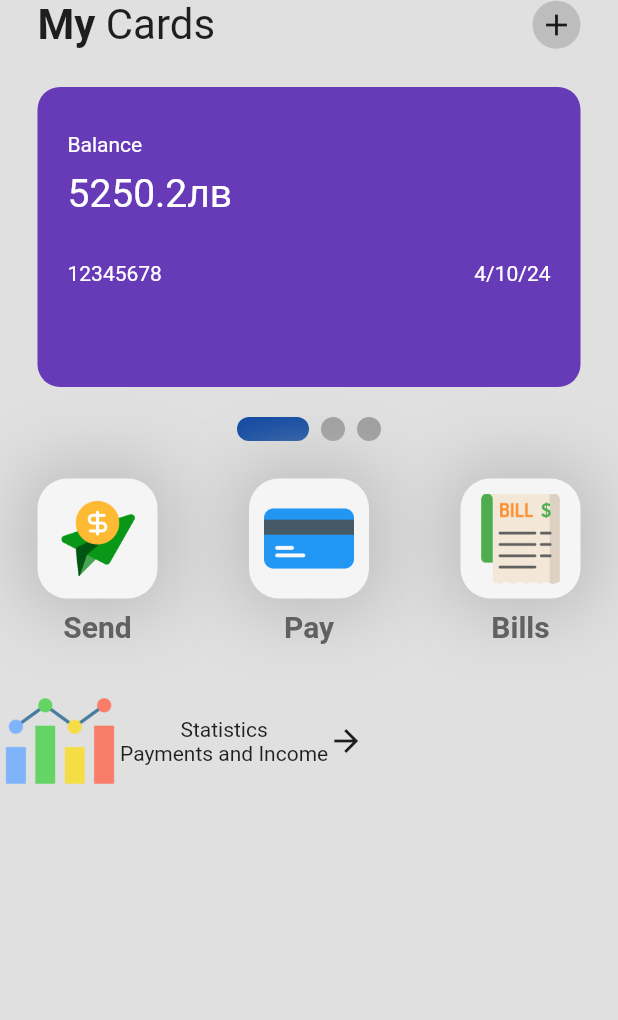
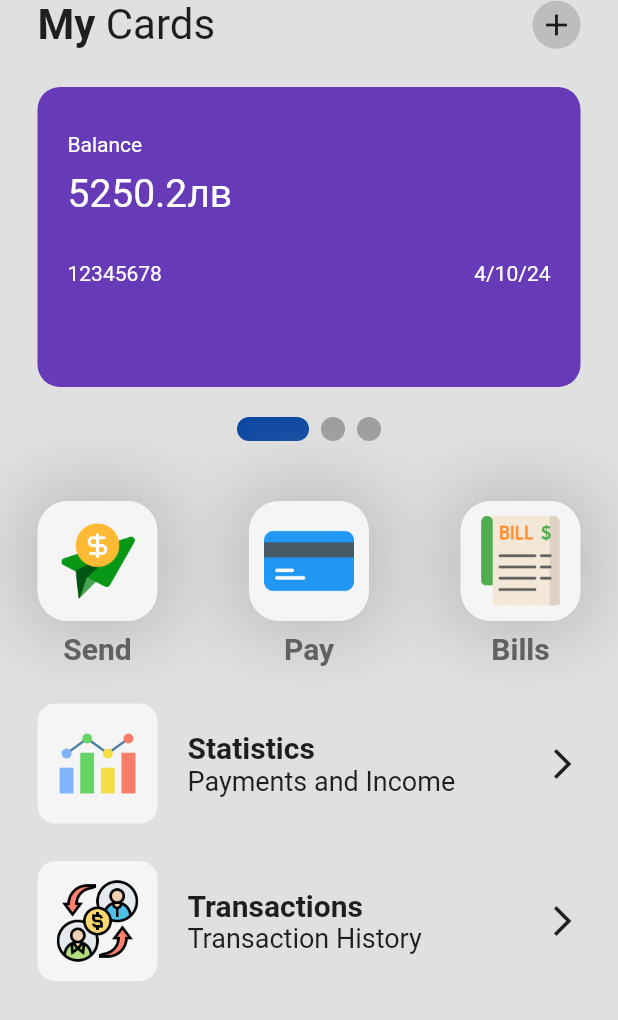
Before and after one commit to TIVMOF/online_bank, a Flutter app: the screen it shows after launch, on a phone screen of 412 x 824 dp. Shown: the top 1020 px of the screen. Run offline on Flutter 3.47's test engine with Material 2 defaults, Android fonts, the phone set to English and light mode, and no system bars; drawn by our look-alikes of smooth_page_indicator.

Commit message:
List_tile_file

```diff
--- a/lib/pages/home_page.dart
+++ b/lib/pages/home_page.dart
@@ -3,6 +3,7 @@
 import 'package:flutter/material.dart';
 import 'package:online_bank/utill/my_button.dart';
 import 'package:online_bank/utill/my_card.dart';
+import 'package:online_bank/utill/my_list_tile.dart';
 import 'package:smooth_page_indicator/smooth_page_indicator.dart';
 
 class HomePage extends StatefulWidget {
@@ -104,7 +105,7 @@ class _HomePageState extends State<HomePage> {
             ),
             ),
 
-            SizedBox(height: 25),
+            SizedBox(height: 40),
 
           // 3 buttons ->send + pay + bills
           Padding(
@@ -123,28 +124,25 @@ class _HomePageState extends State<HomePage> {
             ],),
           ),
 
-          SizedBox(height: 25,),
+          // column -> stats + transaction
+          Padding(
+            padding: const EdgeInsets.all(25.0),
+            child: Column(children: [
+              //Stats
+              MyListTile(
+                iconImagePath: 'lib/icons/statistics.png',
+                tileTitle: 'Statistics',
+                tileSubtitle: 'Payments and Income'
+              ),
 
-          // column -> stats + transaction
-          Column(children: [
-            //Stats
-            Row(children: [
-              //Icon
-              Container(
-                height: 80,
-                child: Image.asset('lib/icons/statistics.png'),
-                ),
-
-                Column(children: [
-                  Text('Statistics'),
-                  Text('Payments and Income'),
-                ],),
-
-                Icon(Icons.arrow_forward),
-            ],)
-
-            //Transactions
-          ],)
+              //Transactions
+              MyListTile(
+                iconImagePath: 'lib/icons/lending.png',
+                tileTitle: 'Transactions',
+                tileSubtitle: 'Transaction History'
+              )
+            ],),
+          )
         ],),
       ),
     );
--- /dev/null
+++ b/lib/utill/my_list_tile.dart
@@ -0,0 +1,64 @@
+// ignore_for_file: prefer_const_constructors, prefer_const_literals_to_create_immutables
+
+import 'package:flutter/material.dart';
+
+class MyListTile extends StatelessWidget {
+
+  final String iconImagePath;
+  final String tileTitle;
+  final String tileSubtitle;
+
+  const MyListTile({
+    super.key,
+    required this.iconImagePath,
+    required this.tileTitle,
+    required this.tileSubtitle,
+  });
+
+  @override
+  Widget build(BuildContext context) {
+    return Padding(
+      padding: const EdgeInsets.only(bottom: 25.0),
+      child: Row(
+            mainAxisAlignment: MainAxisAlignment.spaceBetween,
+            children: [
+            //Icon
+            Row(
+              children: [
+                Container(
+                  height: 80,
+                  padding: EdgeInsets.all(12),
+                  decoration: BoxDecoration(
+                    color: Colors.grey[100],
+                    borderRadius: BorderRadius.circular(12.0),
+                    ),
+                  child: Image.asset(iconImagePath),
+                  ),
+
+                  SizedBox(width: 20,),
+
+                  Column(
+                    crossAxisAlignment: CrossAxisAlignment.start,
+                    children: [
+                    Text(
+                      tileTitle,
+                      style: TextStyle(
+                        fontWeight: FontWeight.bold,
+                        fontSize: 20,
+                        )
+                      ),
+                    Text(
+                      tileSubtitle,
+                      style: TextStyle(
+                        fontSize: 18,
+                        )
+                      ),
+                  ],),
+              ],
+            ),
+
+              Icon(Icons.arrow_forward_ios),
+          ],),
+    );
+  }
+}
```
